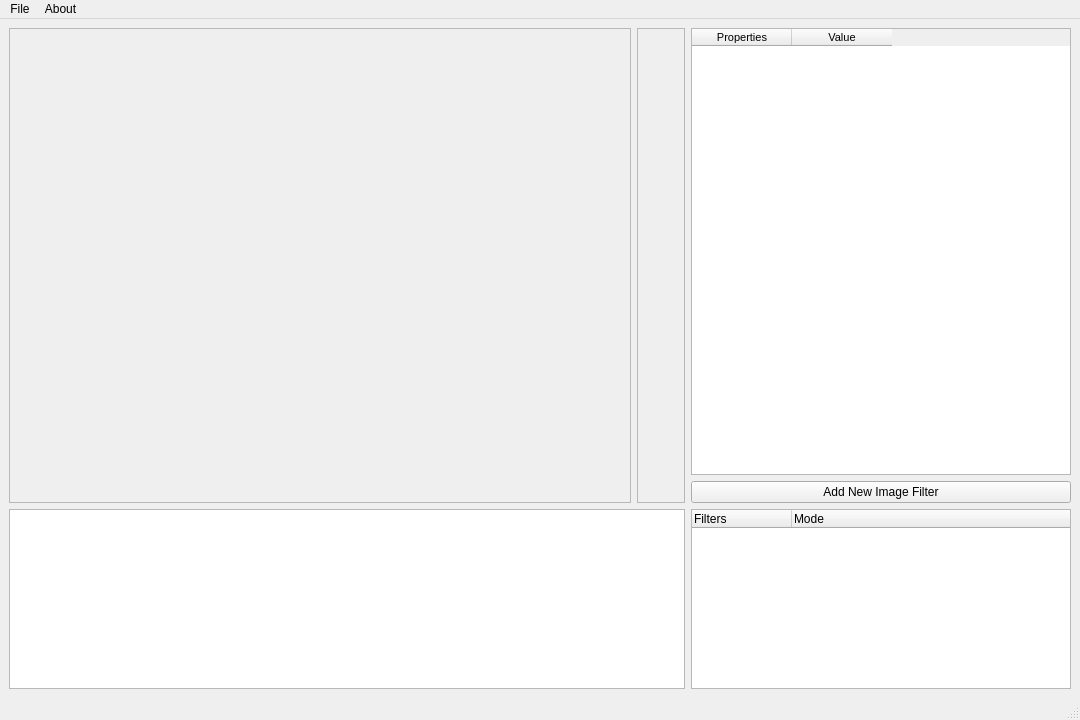
Above: src/ui/mainwindow.ui from previoip/py-DICOMViewer before the change. Below: the same form after it.
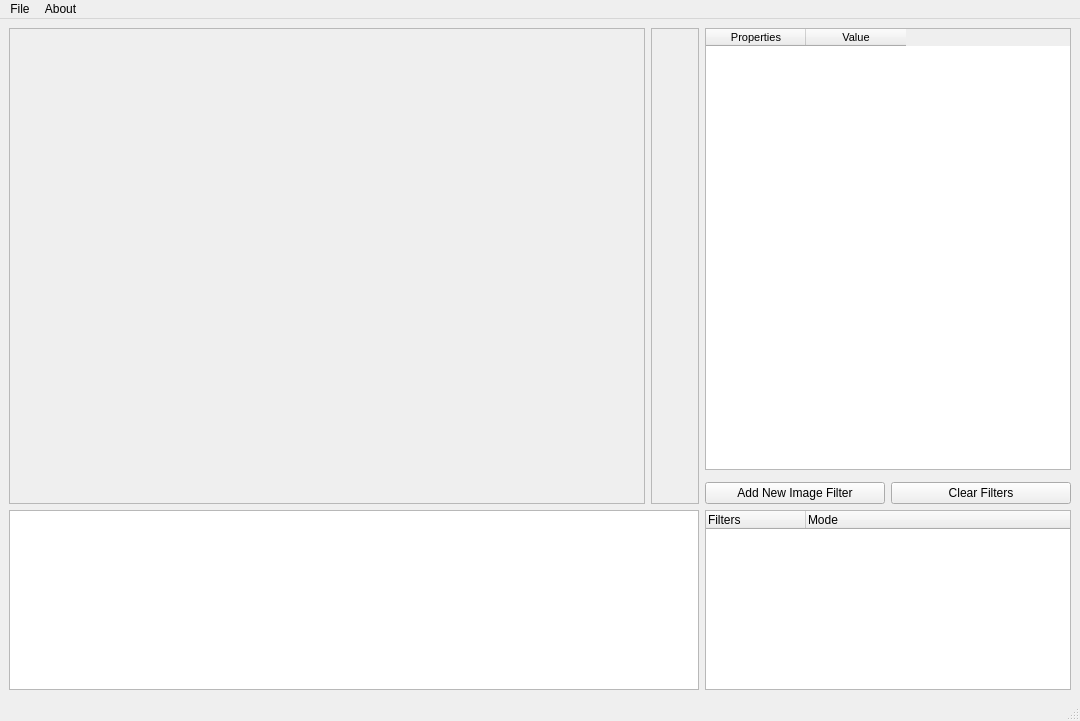
That is the form after the change.

What changed in the file:
```diff
--- a/src/ui/mainwindow.ui
+++ b/src/ui/mainwindow.ui
@@ -7,7 +7,7 @@
     <x>0</x>
     <y>0</y>
     <width>1080</width>
-    <height>720</height>
+    <height>721</height>
    </rect>
   </property>
   <property name="sizePolicy">
@@ -39,39 +39,23 @@
     </sizepolicy>
    </property>
    <layout class="QGridLayout" name="gridLayout">
-    <item row="2" column="1" colspan="4">
-     <widget class="QTreeView" name="treeViewDicomRecords">
-      <property name="sizePolicy">
-       <sizepolicy hsizetype="Expanding" vsizetype="Maximum">
-        <horstretch>0</horstretch>
-        <verstretch>0</verstretch>
-       </sizepolicy>
+    <item row="3" column="5" colspan="2">
+     <widget class="QTreeWidget" name="treeViewWImageFilter">
+      <property name="enabled">
+       <bool>true</bool>
       </property>
-      <property name="minimumSize">
-       <size>
-        <width>0</width>
-        <height>180</height>
-       </size>
-      </property>
-      <property name="maximumSize">
-       <size>
-        <width>16777215</width>
-        <height>180</height>
-       </size>
-      </property>
-      <attribute name="headerVisible">
-       <bool>false</bool>
-      </attribute>
-     </widget>
-    </item>
-    <item row="2" column="5">
-     <widget class="QTreeWidget" name="DicomImageFilterTree">
       <property name="sizePolicy">
        <sizepolicy hsizetype="MinimumExpanding" vsizetype="MinimumExpanding">
         <horstretch>0</horstretch>
         <verstretch>0</verstretch>
        </sizepolicy>
       </property>
+      <property name="minimumSize">
+       <size>
+        <width>100</width>
+        <height>180</height>
+       </size>
+      </property>
       <property name="maximumSize">
        <size>
         <width>380</width>
@@ -108,8 +92,97 @@
       </column>
      </widget>
     </item>
-    <item row="0" column="5">
-     <widget class="QTableWidget" name="tableDicomProps">
+    <item row="0" column="1" rowspan="3" colspan="3">
+     <widget class="QFrame" name="frameMplRenderWidgetContainer">
+      <property name="frameShape">
+       <enum>QFrame::StyledPanel</enum>
+      </property>
+      <property name="frameShadow">
+       <enum>QFrame::Raised</enum>
+      </property>
+     </widget>
+    </item>
+    <item row="2" column="6">
+     <widget class="QPushButton" name="buttonFilterClear">
+      <property name="maximumSize">
+       <size>
+        <width>180</width>
+        <height>16777215</height>
+       </size>
+      </property>
+      <property name="text">
+       <string>Clear Filters</string>
+      </property>
+     </widget>
+    </item>
+    <item row="2" column="5">
+     <widget class="QPushButton" name="buttonFilterDialog">
+      <property name="maximumSize">
+       <size>
+        <width>180</width>
+        <height>16777215</height>
+       </size>
+      </property>
+      <property name="text">
+       <string>Add New Image Filter</string>
+      </property>
+     </widget>
+    </item>
+    <item row="0" column="4" rowspan="3">
+     <widget class="QFrame" name="frameToolbarWidgetContainer">
+      <property name="sizePolicy">
+       <sizepolicy hsizetype="Preferred" vsizetype="Preferred">
+        <horstretch>0</horstretch>
+        <verstretch>0</verstretch>
+       </sizepolicy>
+      </property>
+      <property name="minimumSize">
+       <size>
+        <width>32</width>
+        <height>0</height>
+       </size>
+      </property>
+      <property name="maximumSize">
+       <size>
+        <width>48</width>
+        <height>16777215</height>
+       </size>
+      </property>
+      <property name="frameShape">
+       <enum>QFrame::StyledPanel</enum>
+      </property>
+      <property name="frameShadow">
+       <enum>QFrame::Raised</enum>
+      </property>
+     </widget>
+    </item>
+    <item row="3" column="1" colspan="4">
+     <widget class="QTreeView" name="treeViewVDicomRecords">
+      <property name="sizePolicy">
+       <sizepolicy hsizetype="Expanding" vsizetype="Maximum">
+        <horstretch>0</horstretch>
+        <verstretch>0</verstretch>
+       </sizepolicy>
+      </property>
+      <property name="minimumSize">
+       <size>
+        <width>0</width>
+        <height>180</height>
+       </size>
+      </property>
+      <property name="maximumSize">
+       <size>
+        <width>16777215</width>
+        <height>180</height>
+       </size>
+      </property>
+      <attribute name="headerVisible">
+       <bool>false</bool>
+      </attribute>
+     </widget>
+    </item>
+    <item row="0" column="5" colspan="2">
+     <widget class="QTableWidget" name="tableViewWDicomProperty">
       <property name="sizePolicy">
        <sizepolicy hsizetype="Maximum" vsizetype="Expanding">
         <horstretch>0</horstretch>
@@ -118,8 +191,8 @@
       </property>
       <property name="minimumSize">
        <size>
-        <width>380</width>
-        <height>0</height>
+        <width>200</width>
+        <height>200</height>
        </size>
       </property>
       <property name="maximumSize">
@@ -175,51 +248,6 @@
       </column>
      </widget>
     </item>
-    <item row="1" column="5">
-     <widget class="QPushButton" name="pushButton">
-      <property name="text">
-       <string>Add New Image Filter</string>
-      </property>
-     </widget>
-    </item>
-    <item row="0" column="4" rowspan="2">
-     <widget class="QFrame" name="toolbarFrameMplCanvas">
-      <property name="sizePolicy">
-       <sizepolicy hsizetype="Preferred" vsizetype="Preferred">
-        <horstretch>0</horstretch>
-        <verstretch>0</verstretch>
-       </sizepolicy>
-      </property>
-      <property name="minimumSize">
-       <size>
-        <width>32</width>
-        <height>0</height>
-       </size>
-      </property>
-      <property name="maximumSize">
-       <size>
-        <width>48</width>
-        <height>16777215</height>
-       </size>
-      </property>
-      <property name="frameShape">
-       <enum>QFrame::StyledPanel</enum>
-      </property>
-      <property name="frameShadow">
-       <enum>QFrame::Raised</enum>
-      </property>
-     </widget>
-    </item>
-    <item row="0" column="1" rowspan="2" colspan="3">
-     <widget class="QFrame" name="mplFrame">
-      <property name="frameShape">
-       <enum>QFrame::StyledPanel</enum>
-      </property>
-      <property name="frameShadow">
-       <enum>QFrame::Raised</enum>
-      </property>
-     </widget>
-    </item>
    </layout>
   </widget>
   <widget class="QMenuBar" name="menubar">
```
Left out of the diff: 20 changed lines with no effect on the pictures.
